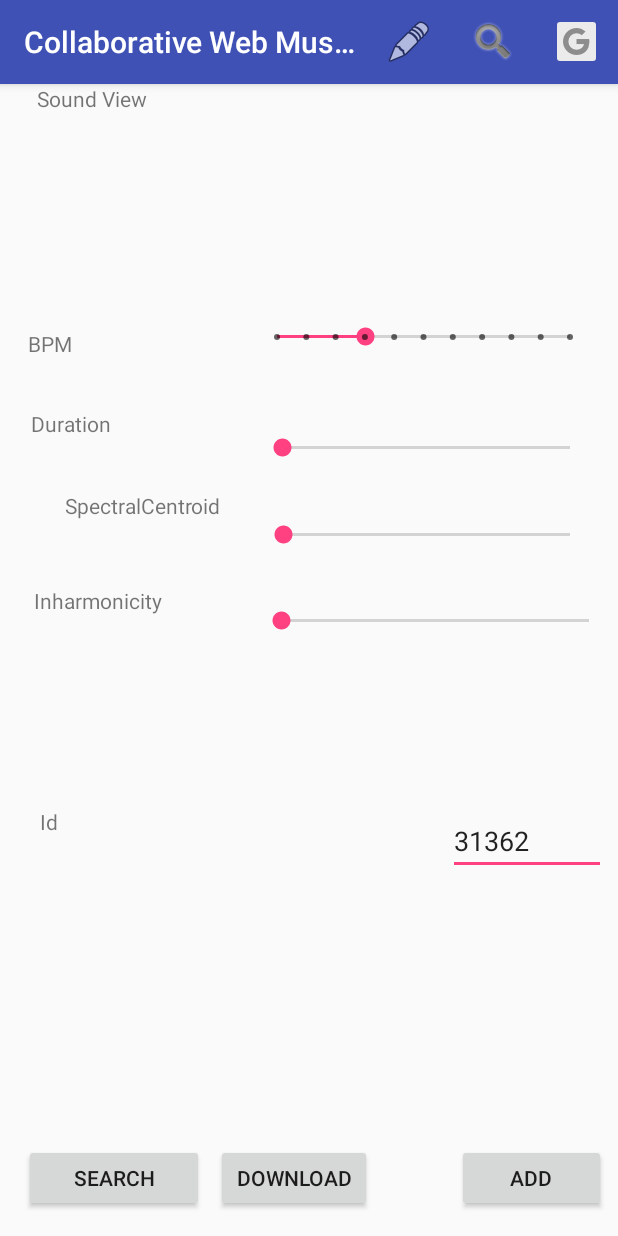
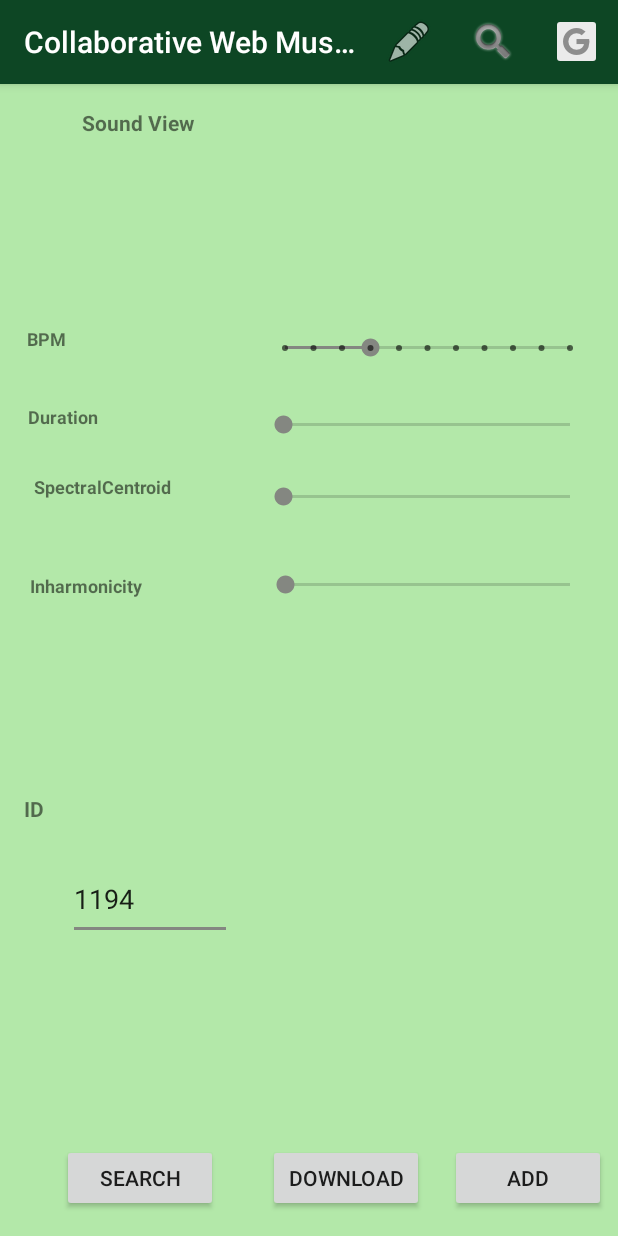
Before and after one commit to hordiales/bigdata-music-collab, an Android app: the APICallActivity screen opened directly, with no data from a screen before it, on a phone screen of 412 x 824 dp. Run offline under Robolectric (Android 15) with nearby library versions, the phone set to English and light mode, and no system bars.

Commit message:
text corrections

```diff
--- a/app/src/main/java/ar/com/ordia/collaborativesamples/APICallActivity.java
+++ b/app/src/main/java/ar/com/ordia/collaborativesamples/APICallActivity.java
@@ -18,6 +18,7 @@ import android.view.MenuItem;
 import android.view.View;
 import android.widget.Button;
 import android.widget.EditText;
+import android.widget.SeekBar;
 import android.widget.TextView;
 import android.widget.Toast;
 
@@ -53,6 +54,12 @@ public class APICallActivity extends AppCompatActivity {
     private Button buttonLlamarHttp;
     private Button buttonBajarSonido;
     private Button buttonAddSound;
+
+    private SeekBar valueBPM;
+    private SeekBar valueDuration;
+    private SeekBar valueSpectralCentroid;
+    private SeekBar valueInharmonicity;
+
 
     private EditText editTextID;
 
@@ -102,7 +109,12 @@ public class APICallActivity extends AppCompatActivity {
             }
         });
 
-        //download progress file
+        valueBPM              = (SeekBar) findViewById(R.id.seekBarTempo);
+        valueDuration         = (SeekBar) findViewById(R.id.seekBarDuration);
+        valueSpectralCentroid = (SeekBar) findViewById(R.id.seekBarSpectralCentroid);
+        valueInharmonicity    = (SeekBar) findViewById(R.id.seekBarInharmonicity);
+
+        //Download progress file
         mProgressDialog = new ProgressDialog(APICallActivity.this);
         mProgressDialog.setMessage( getString(R.string.download_sound) );
         mProgressDialog.setIndeterminate(true);
@@ -116,13 +128,10 @@ public class APICallActivity extends AppCompatActivity {
 
     private void addSound() {
         Intent intentMaps = new Intent(this, MapsActivity.class);
-        //double longitude = -33.1677208;
-        //double latitude = -65.0027991;
 
-        //String geotag = currentSound.getGeotag();
-        //-33.1677208,-65.0027991 (Achiras)
         if (currentSound==null) {
             Log.d(LOGTAG, "There is no sound selected to get geotag position");
+            Toast.makeText(this, getString(R.string.not_yet_available), Toast.LENGTH_SHORT).show();
             return;
         }
         String[] geotag = currentSound.getGeotag().split(",");
@@ -149,6 +158,9 @@ public class APICallActivity extends AppCompatActivity {
             //FIXME: no funciona la auth en freesound (VER) necesita oauth2?
 
             API_KEY = appPreferences.getString("pref_key_freesound_api_key", null);
+            if( API_KEY==null ){
+                API_KEY = getString(R.string.freesound_api_key); //default by config
+            }
         }
         else if( API.equals("redpanal") ) {
             //TODO: implement
--- a/app/src/main/res/layout/activity_apicall.xml
+++ b/app/src/main/res/layout/activity_apicall.xml
@@ -4,189 +4,234 @@
     xmlns:tools="http://schemas.android.com/tools"
     android:layout_width="match_parent"
     android:layout_height="match_parent"
+    android:background="@color/green"
     tools:context="ar.com.ordia.collaborativesamples.APICallActivity"
-    tools:layout_editor_absoluteY="81dp"
-    tools:layout_editor_absoluteX="0dp">
+    tools:layout_editor_absoluteX="0dp"
+    tools:layout_editor_absoluteY="81dp">
 
     <Button
         android:id="@+id/buttonSearch"
-        android:layout_width="120dp"
+        android:layout_width="104dp"
         android:layout_height="45dp"
+        android:layout_marginBottom="16dp"
+        android:layout_marginLeft="16dp"
+        android:layout_marginRight="8dp"
         android:text="@string/search_txt"
-        android:layout_marginLeft="16dp"
+        app:layout_constraintBottom_toBottomOf="parent"
         app:layout_constraintLeft_toLeftOf="parent"
-        app:layout_constraintBottom_toBottomOf="parent"
-        android:layout_marginBottom="16dp" />
+        app:layout_constraintRight_toLeftOf="@+id/buttonDownload" />
 
     <TextView
         android:id="@+id/textViewRespuesta"
-        android:layout_width="361dp"
-        android:layout_height="123dp"
+        android:layout_width="299dp"
+        android:layout_height="114dp"
         android:layout_marginEnd="8dp"
+        android:layout_marginLeft="8dp"
+        android:layout_marginRight="8dp"
         android:layout_marginStart="3dp"
+        android:layout_marginTop="16dp"
         android:text="Sound View"
-        app:layout_constraintTop_toTopOf="parent"
-        android:layout_marginTop="0dp"
-        android:layout_marginRight="8dp"
+        android:textStyle="bold"
+        app:layout_constraintHorizontal_bias="0.507"
+        app:layout_constraintLeft_toLeftOf="parent"
         app:layout_constraintRight_toRightOf="parent"
-        android:layout_marginLeft="8dp"
-        app:layout_constraintLeft_toLeftOf="parent"
-        app:layout_constraintHorizontal_bias="0.545"
-        tools:layout_editor_absoluteX="8dp" />
+        app:layout_constraintTop_toTopOf="parent" />
 
     <Button
         android:id="@+id/buttonDownload"
         android:layout_width="104dp"
         android:layout_height="45dp"
+        android:layout_marginBottom="16dp"
+        android:layout_marginRight="17dp"
         android:text="@string/download"
         app:layout_constraintBottom_toBottomOf="parent"
-        android:layout_marginBottom="16dp"
-        app:layout_constraintRight_toLeftOf="@+id/buttonAdd"
-        android:layout_marginRight="42dp"
-        app:layout_constraintLeft_toRightOf="@+id/buttonSearch"
-        android:layout_marginLeft="8dp"
-        app:layout_constraintHorizontal_bias="0.0" />
+        app:layout_constraintRight_toLeftOf="@+id/buttonAdd" />
 
     <EditText
         android:id="@+id/editTextID"
-        android:layout_width="105dp"
-        android:layout_height="39dp"
-        android:layout_marginBottom="8dp"
+        android:layout_width="109dp"
+        android:layout_height="54dp"
         android:layout_marginStart="16dp"
-        android:layout_marginTop="8dp"
         android:ems="10"
         android:hint="Id number"
         android:inputType="number"
         android:singleLine="true"
-        android:text="31362"
+        android:text="1194"
+        app:layout_constraintLeft_toRightOf="@+id/textView6"
+        android:layout_marginLeft="91dp"
+        android:layout_marginTop="8dp"
+        app:layout_constraintTop_toBottomOf="@+id/seekBarInharmonicity"
+        android:layout_marginBottom="8dp"
         app:layout_constraintBottom_toTopOf="@+id/buttonDownload"
-        app:layout_constraintTop_toBottomOf="@+id/seekBarInharmonicity"
-        app:layout_constraintVertical_bias="0.384"
-        android:layout_marginRight="8dp"
-        app:layout_constraintRight_toRightOf="parent" />
+        app:layout_constraintVertical_bias="0.558" />
 
     <Button
         android:id="@+id/buttonAdd"
-        android:layout_width="99dp"
+        android:layout_width="104dp"
         android:layout_height="45dp"
+        android:layout_marginBottom="16dp"
+        android:layout_marginEnd="8dp"
+        android:layout_marginRight="8dp"
         android:text="@string/add"
-        android:layout_marginEnd="8dp"
-        android:layout_marginRight="36dp"
-        app:layout_constraintRight_toRightOf="parent"
         app:layout_constraintBottom_toBottomOf="parent"
-        android:layout_marginBottom="16dp" />
+        app:layout_constraintRight_toRightOf="parent" />
 
     <SeekBar
         android:id="@+id/seekBarDuration"
-        android:layout_width="224dp"
-        android:layout_height="34dp"
+        android:layout_width="223dp"
+        android:layout_height="31dp"
         android:layout_marginRight="16dp"
-        android:layout_marginTop="35dp"
+        android:layout_marginTop="13dp"
         android:accessibilityLiveRegion="polite"
+        android:focusableInTouchMode="true"
         android:max="15"
         android:visibility="visible"
         app:layout_constraintRight_toRightOf="parent"
         app:layout_constraintTop_toBottomOf="@+id/seekBarTempo"
-        tools:layout_editor_absoluteX="144dp" />
+        tools:focusable="true" />
 
     <SeekBar
         android:id="@+id/seekBarTempo"
         style="@style/Widget.AppCompat.SeekBar.Discrete"
-        android:layout_width="227dp"
-        android:layout_height="43dp"
+        android:layout_width="222dp"
+        android:layout_height="44dp"
         android:layout_marginRight="16dp"
         android:layout_marginTop="24dp"
         android:max="10"
         android:progress="3"
         app:layout_constraintRight_toRightOf="parent"
         app:layout_constraintTop_toBottomOf="@+id/textViewRespuesta"
-        tools:layout_editor_absoluteX="141dp" />
+        tools:layout_editor_absoluteX="146dp" />
 
     <TextView
-        android:id="@+id/textView"
+        android:id="@+id/textViewBPM"
         android:layout_width="wrap_content"
         android:layout_height="wrap_content"
-        android:text="BPM"
+        android:layout_marginLeft="8dp"
+        android:layout_marginRight="8dp"
+        android:layout_marginTop="31dp"
+        android:text="@string/bpm"
+        android:textSize="12sp"
+        android:textStyle="bold"
+        app:layout_constraintHorizontal_bias="0.077"
+        app:layout_constraintLeft_toLeftOf="parent"
         app:layout_constraintRight_toLeftOf="@+id/seekBarTempo"
-        android:layout_marginRight="8dp"
-        android:layout_marginLeft="8dp"
-        app:layout_constraintLeft_toLeftOf="parent"
-        app:layout_constraintHorizontal_bias="0.086"
-        android:layout_marginTop="40dp"
         app:layout_constraintTop_toBottomOf="@+id/textViewRespuesta" />
 
     <TextView
-        android:id="@+id/textView3"
+        android:id="@+id/textViewDuration"
         android:layout_width="wrap_content"
         android:layout_height="wrap_content"
-        android:text="Duration"
+        android:layout_marginLeft="8dp"
+        android:layout_marginRight="7dp"
+        android:layout_marginTop="35dp"
+        android:text="@string/duration"
+        android:textSize="12sp"
+        android:textStyle="bold"
+        app:layout_constraintHorizontal_bias="0.096"
+        app:layout_constraintLeft_toLeftOf="parent"
         app:layout_constraintRight_toLeftOf="@+id/seekBarDuration"
-        android:layout_marginRight="7dp"
-        android:layout_marginLeft="8dp"
-        app:layout_constraintLeft_toLeftOf="parent"
-        app:layout_constraintHorizontal_bias="0.123"
-        android:layout_marginTop="34dp"
-        app:layout_constraintTop_toBottomOf="@+id/textView" />
+        app:layout_constraintTop_toBottomOf="@+id/textViewBPM" />
 
     <SeekBar
         android:id="@+id/seekBarSpectralCentroid"
         android:layout_width="223dp"
         android:layout_height="37dp"
-        android:layout_marginTop="22dp"
-        app:layout_constraintTop_toBottomOf="@+id/seekBarDuration"
         android:layout_marginRight="16dp"
+        android:layout_marginTop="14dp"
         app:layout_constraintRight_toRightOf="parent"
-        tools:layout_editor_absoluteX="145dp" />
+        app:layout_constraintTop_toBottomOf="@+id/seekBarDuration" />
 
     <TextView
-        android:id="@+id/textView4"
+        android:id="@+id/textViewSpectralCentroid"
         android:layout_width="wrap_content"
         android:layout_height="wrap_content"
         android:layout_marginLeft="8dp"
         android:layout_marginRight="8dp"
-        android:layout_marginTop="35dp"
-        android:text="SpectralCentroid"
-        app:layout_constraintHorizontal_bias="0.666"
+        android:layout_marginTop="30dp"
+        android:text="@string/spectral_centroid"
+        android:textSize="12sp"
+        android:textStyle="bold"
+        app:layout_constraintHorizontal_bias="0.222"
         app:layout_constraintLeft_toLeftOf="parent"
         app:layout_constraintRight_toLeftOf="@+id/seekBarSpectralCentroid"
-        app:layout_constraintTop_toBottomOf="@+id/textView3" />
+        app:layout_constraintTop_toBottomOf="@+id/textViewDuration" />
 
     <SeekBar
         android:id="@+id/seekBarInharmonicity"
-        android:layout_width="237dp"
-        android:layout_height="29dp"
-        android:layout_marginTop="24dp"
-        app:layout_constraintTop_toBottomOf="@+id/seekBarSpectralCentroid"
-        android:layout_marginRight="3dp"
-        app:layout_constraintRight_toRightOf="parent" />
+        android:layout_width="222dp"
+        android:layout_height="27dp"
+        android:layout_marginRight="16dp"
+        android:layout_marginTop="26dp"
+        app:layout_constraintRight_toRightOf="parent"
+        app:layout_constraintTop_toBottomOf="@+id/seekBarSpectralCentroid" />
 
     <TextView
-        android:id="@+id/textView5"
+        android:id="@+id/textViewInharmonicity"
         android:layout_width="wrap_content"
         android:layout_height="wrap_content"
-        android:text="Inharmonicity"
+        android:layout_marginLeft="8dp"
+        android:layout_marginRight="8dp"
+        android:layout_marginTop="49dp"
+        android:text="@string/inharmonicity"
+        android:textSize="12sp"
+        android:textStyle="bold"
+        app:layout_constraintHorizontal_bias="0.145"
+        app:layout_constraintLeft_toLeftOf="parent"
         app:layout_constraintRight_toLeftOf="@+id/seekBarInharmonicity"
-        android:layout_marginRight="8dp"
-        android:layout_marginLeft="8dp"
-        app:layout_constraintLeft_toLeftOf="parent"
-        android:layout_marginTop="44dp"
-        app:layout_constraintTop_toBottomOf="@+id/textView4"
-        app:layout_constraintHorizontal_bias="0.21" />
+        app:layout_constraintTop_toBottomOf="@+id/textViewSpectralCentroid" />
 
     <TextView
         android:id="@+id/textView6"
         android:layout_width="wrap_content"
         android:layout_height="wrap_content"
-        android:text="Id"
+        android:layout_marginBottom="8dp"
+        android:layout_marginLeft="16dp"
         android:layout_marginTop="8dp"
-        app:layout_constraintTop_toBottomOf="@+id/textView5"
+        android:text="@string/id"
+        android:textSize="14sp"
+        android:textStyle="bold"
+        app:layout_constraintBottom_toTopOf="@+id/buttonDownload"
+        app:layout_constraintLeft_toLeftOf="parent"
+        app:layout_constraintTop_toBottomOf="@+id/textViewInharmonicity"
+        app:layout_constraintVertical_bias="0.373" />
+
+    <Space
+        android:layout_width="wrap_content"
+        android:layout_height="wrap_content" />
+
+    <Space
+        android:layout_width="wrap_content"
+        android:layout_height="wrap_content" />
+
+    <Space
+        android:layout_width="wrap_content"
+        android:layout_height="wrap_content"
+        tools:layout_editor_absoluteY="390dp"
+        app:layout_constraintLeft_toRightOf="@+id/editTextID"
         android:layout_marginLeft="8dp"
-        app:layout_constraintLeft_toLeftOf="parent"
-        app:layout_constraintRight_toLeftOf="@+id/editTextID"
         android:layout_marginRight="8dp"
-        android:layout_marginBottom="8dp"
-        app:layout_constraintBottom_toTopOf="@+id/buttonSearch"
-        app:layout_constraintHorizontal_bias="0.068"
-        app:layout_constraintVertical_bias="0.378" />
+        app:layout_constraintRight_toRightOf="parent"
+        app:layout_constraintHorizontal_bias="0.703" />
+
+    <Space
+        android:layout_width="wrap_content"
+        android:layout_height="wrap_content" />
+
+    <Space
+        android:layout_width="wrap_content"
+        android:layout_height="wrap_content" />
+
+    <Space
+        android:layout_width="wrap_content"
+        android:layout_height="wrap_content" />
+
+    <Space
+        android:layout_width="wrap_content"
+        android:layout_height="wrap_content" />
+
+    <Space
+        android:layout_width="wrap_content"
+        android:layout_height="wrap_content" />
 
 </android.support.constraint.ConstraintLayout>
--- a/app/src/main/res/layout/activity_apisettings.xml
+++ b/app/src/main/res/layout/activity_apisettings.xml
@@ -4,6 +4,7 @@
     xmlns:tools="http://schemas.android.com/tools"
     android:layout_width="match_parent"
     android:layout_height="match_parent"
+    android:background="@color/green"
     tools:context="ar.com.ordia.collaborativesamples.APISettingsActivity">
 
 </android.support.constraint.ConstraintLayout>
--- a/app/src/main/res/layout/activity_main.xml
+++ b/app/src/main/res/layout/activity_main.xml
@@ -4,6 +4,7 @@
     xmlns:tools="http://schemas.android.com/tools"
     android:layout_width="match_parent"
     android:layout_height="match_parent"
+    android:background="@color/green"
     tools:context="ar.com.ordia.collaborativesamples.MainActivity"
     tools:layout_editor_absoluteY="81dp"
     tools:layout_editor_absoluteX="0dp">
@@ -20,6 +21,7 @@
         android:text="@string/welcome_message"
         android:textAlignment="center"
         android:textAppearance="@android:style/TextAppearance.Material.Medium"
+        android:textStyle="bold"
         app:layout_constraintLeft_toLeftOf="parent"
         app:layout_constraintRight_toRightOf="parent"
         app:layout_constraintTop_toTopOf="parent"
--- a/app/src/main/res/layout/activity_maps.xml
+++ b/app/src/main/res/layout/activity_maps.xml
@@ -5,4 +5,5 @@
     android:name="com.google.android.gms.maps.SupportMapFragment"
     android:layout_width="match_parent"
     android:layout_height="match_parent"
+    android:background="@color/green"
     tools:context="ar.com.ordia.collaborativesamples.MapsActivity" />
--- a/app/src/main/res/layout/activity_mirstate.xml
+++ b/app/src/main/res/layout/activity_mirstate.xml
@@ -4,6 +4,7 @@
     xmlns:tools="http://schemas.android.com/tools"
     android:layout_width="match_parent"
     android:layout_height="match_parent"
+    android:background="@color/green"
     tools:context="ar.com.ordia.collaborativesamples.MIRStateActivity">
 
     <android.support.design.widget.AppBarLayout
--- a/app/src/main/res/layout/activity_sign_in.xml
+++ b/app/src/main/res/layout/activity_sign_in.xml
@@ -4,6 +4,7 @@
     android:layout_width="match_parent"
     android:layout_height="match_parent"
     android:gravity="center"
+    android:background="@color/green"
     android:orientation="vertical">
 
     <TextView
--- a/app/src/main/res/layout/content_mirstate.xml
+++ b/app/src/main/res/layout/content_mirstate.xml
@@ -4,6 +4,7 @@
     xmlns:tools="http://schemas.android.com/tools"
     android:layout_width="match_parent"
     android:layout_height="match_parent"
+    android:background="@color/green"
     app:layout_behavior="@string/appbar_scrolling_view_behavior"
     tools:context="ar.com.ordia.collaborativesamples.MIRStateActivity"
     tools:showIn="@layout/activity_mirstate">
--- a/app/src/main/res/values/colors.xml
+++ b/app/src/main/res/values/colors.xml
@@ -1,6 +1,7 @@
 <?xml version="1.0" encoding="utf-8"?>
 <resources>
-    <color name="colorPrimary">#3F51B5</color>
-    <color name="colorPrimaryDark">#303F9F</color>
-    <color name="colorAccent">#FF4081</color>
+    <color name="colorPrimary">#0d4624</color>
+    <color name="colorPrimaryDark">#024512</color>
+    <color name="colorAccent">#848781</color>
+    <color name="green">#603fc923</color>
 </resources>
--- a/app/src/main/res/values/secrets.xml
+++ b/app/src/main/res/values/secrets.xml
@@ -3,4 +3,6 @@
 
     <string name="google_maps_key" templateMergeStrategy="preserve" translatable="false">AIzaSyDlCcqiY9-X-kj9f1X2igMQrEpgn2jrVI8</string>
 
+    <string name="freesound_api_key" templateMergeStrategy="preserve" translatable="false">e477ca1dd1d20157200c0d9d40890ea0dc0aa45a</string>
+
 </resources>
--- a/app/src/main/res/values/strings.xml
+++ b/app/src/main/res/values/strings.xml
@@ -42,7 +42,7 @@
     <string name="pref_key_default"></string>
     <string name="not_yet_available">Service not yet available</string>
     <string name="add">Add</string>
-    <string name="title_activity_sign_in">Sign in</string>
+    <string name="title_activity_sign_in">Sign to Collaborative Web Music</string>
 
     <!-- Strings related to login -->
     <string name="action_sign_in">Sign in or register</string>
@@ -55,5 +55,10 @@
     <string name="sign_out">Sign Out</string>
     <string name="welcome_message">Welcome to the app</string>
     <string name="start">Start</string>
+    <string name="id">ID</string>
+    <string name="inharmonicity">Inharmonicity</string>
+    <string name="spectral_centroid">SpectralCentroid</string>
+    <string name="bpm">BPM</string>
+    <string name="duration">Duration</string>
 
 </resources>
--- a/app/src/main/res/xml/preferences.xml
+++ b/app/src/main/res/xml/preferences.xml
@@ -1,6 +1,7 @@
 <PreferenceScreen xmlns:android="http://schemas.android.com/apk/res/android">
     <PreferenceCategory
         android:title="@string/pref_api_title"
+        android:background="@color/green"
         android:key="pref_key_storage_settings">
 
         <ListPreference
```
Also changed, not shown: 1 other file.
